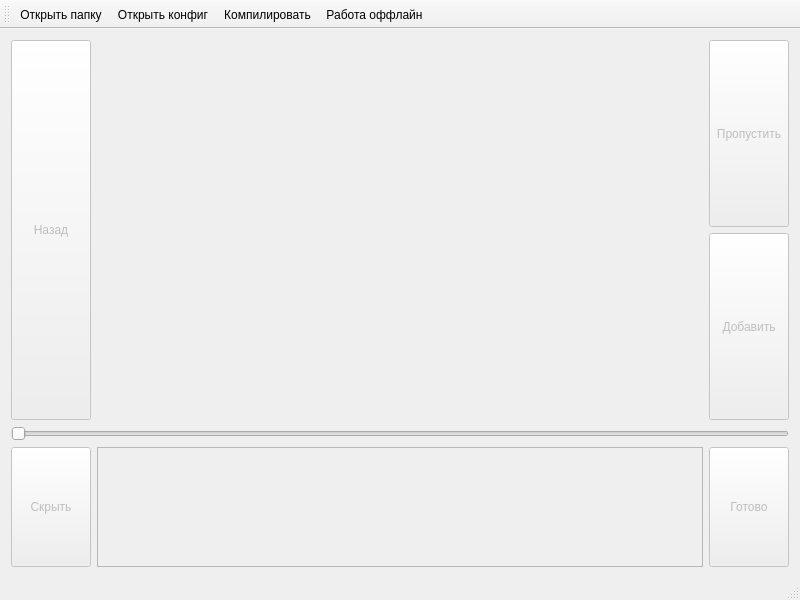
This is mainwindow.ui in cool-palace/Screenshot-Manager as Qt 5 draws it before an edit. The edited form follows.
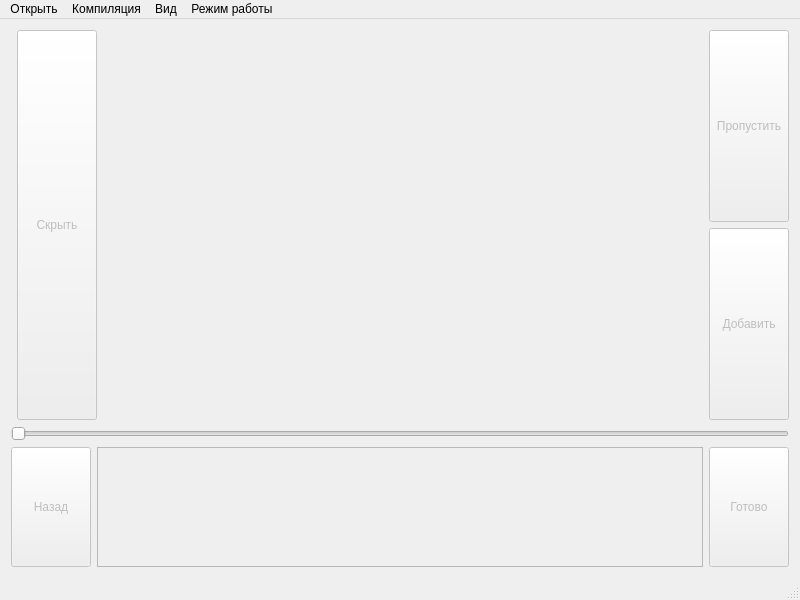
This is the edited form.

Commit message: Moved toolbar actions into menu bar Fixed a bug with filtration message

What changed in the file:
```diff
--- a/mainwindow.ui
+++ b/mainwindow.ui
@@ -15,7 +15,7 @@
   </property>
   <widget class="QWidget" name="centralWidget">
    <layout class="QGridLayout" name="gridLayout_3">
-    <item row="1" column="0">
+    <item row="2" column="0">
      <layout class="QVBoxLayout" name="verticalLayout">
       <item>
        <layout class="QHBoxLayout" name="horizontalLayout_2">
@@ -23,27 +23,18 @@
          <enum>QLayout::SetFixedSize</enum>
         </property>
         <item>
-         <widget class="QPushButton" name="make_private">
+         <widget class="QPushButton" name="back">
           <property name="enabled">
            <bool>false</bool>
           </property>
           <property name="sizePolicy">
-           <sizepolicy hsizetype="Minimum" vsizetype="Expanding">
+           <sizepolicy hsizetype="Maximum" vsizetype="Minimum">
             <horstretch>0</horstretch>
             <verstretch>0</verstretch>
            </sizepolicy>
           </property>
-          <property name="maximumSize">
-           <size>
-            <width>16777215</width>
-            <height>120</height>
-           </size>
-          </property>
           <property name="text">
-           <string>Скрыть</string>
-          </property>
-          <property name="checkable">
-           <bool>true</bool>
+           <string>Назад</string>
           </property>
          </widget>
         </item>
@@ -110,7 +101,7 @@
       </item>
      </layout>
     </item>
-    <item row="0" column="0">
+    <item row="1" column="0">
      <widget class="QStackedWidget" name="stackedWidget">
       <property name="currentIndex">
        <number>0</number>
@@ -134,23 +125,7 @@
         </property>
         <item row="0" column="0">
          <layout class="QGridLayout" name="grid">
-          <item row="0" column="0">
-           <widget class="QPushButton" name="back">
-            <property name="enabled">
-             <bool>false</bool>
-            </property>
-            <property name="sizePolicy">
-             <sizepolicy hsizetype="Fixed" vsizetype="Expanding">
-              <horstretch>0</horstretch>
-              <verstretch>0</verstretch>
-             </sizepolicy>
-            </property>
-            <property name="text">
-             <string>Назад</string>
-            </property>
-           </widget>
-          </item>
-          <item row="0" column="3">
+          <item row="1" column="4">
            <layout class="QVBoxLayout" name="verticalLayout_2">
             <item>
              <widget class="QPushButton" name="skip">
@@ -186,23 +161,7 @@
             </item>
            </layout>
           </item>
-          <item row="0" column="1">
-           <widget class="QLabel" name="image">
-            <property name="sizePolicy">
-             <sizepolicy hsizetype="Expanding" vsizetype="Expanding">
-              <horstretch>0</horstretch>
-              <verstretch>0</verstretch>
-             </sizepolicy>
-            </property>
-            <property name="text">
-             <string/>
-            </property>
-            <property name="alignment">
-             <set>Qt::AlignCenter</set>
-            </property>
-           </widget>
-          </item>
-          <item row="1" column="0" colspan="4">
+          <item row="2" column="0" colspan="5">
            <widget class="QSlider" name="slider">
             <property name="enabled">
              <bool>false</bool>
@@ -218,6 +177,51 @@
             </property>
            </widget>
           </item>
+          <item row="1" column="2">
+           <widget class="QLabel" name="image">
+            <property name="sizePolicy">
+             <sizepolicy hsizetype="Expanding" vsizetype="Expanding">
+              <horstretch>0</horstretch>
+              <verstretch>0</verstretch>
+             </sizepolicy>
+            </property>
+            <property name="text">
+             <string/>
+            </property>
+            <property name="alignment">
+             <set>Qt::AlignCenter</set>
+            </property>
+           </widget>
+          </item>
+          <item row="1" column="1">
+           <layout class="QVBoxLayout" name="verticalLayout_3">
+            <item>
+             <widget class="QPushButton" name="make_private">
+              <property name="enabled">
+               <bool>false</bool>
+              </property>
+              <property name="sizePolicy">
+               <sizepolicy hsizetype="Fixed" vsizetype="Minimum">
+                <horstretch>0</horstretch>
+                <verstretch>0</verstretch>
+               </sizepolicy>
+              </property>
+              <property name="maximumSize">
+               <size>
+                <width>16777215</width>
+                <height>16777215</height>
+               </size>
+              </property>
+              <property name="text">
+               <string>Скрыть</string>
+              </property>
+              <property name="checkable">
+               <bool>true</bool>
+              </property>
+             </widget>
+            </item>
+           </layout>
+          </item>
          </layout>
         </item>
        </layout>
@@ -243,23 +247,42 @@
      <x>0</x>
      <y>0</y>
      <width>800</width>
-     <height>21</height>
+     <height>20</height>
     </rect>
    </property>
+   <widget class="QMenu" name="menu">
+    <property name="title">
+     <string>Открыть</string>
+    </property>
+    <addaction name="open_folder"/>
+    <addaction name="open_config"/>
+   </widget>
+   <widget class="QMenu" name="menu_2">
+    <property name="title">
+     <string>Компиляция</string>
+    </property>
+    <addaction name="compile"/>
+   </widget>
+   <widget class="QMenu" name="menu_3">
+    <property name="title">
+     <string>Вид</string>
+    </property>
+    <addaction name="action"/>
+    <addaction name="action_2"/>
+    <addaction name="action_3"/>
+   </widget>
+   <widget class="QMenu" name="menu_4">
+    <property name="title">
+     <string>Режим работы</string>
+    </property>
+    <addaction name="offline"/>
+   </widget>
+   <addaction name="menu"/>
+   <addaction name="menu_2"/>
+   <addaction name="menu_3"/>
+   <addaction name="menu_4"/>
   </widget>
   <widget class="QStatusBar" name="statusBar"/>
-  <widget class="QToolBar" name="mainToolBar">
-   <attribute name="toolBarArea">
-    <enum>TopToolBarArea</enum>
-   </attribute>
-   <attribute name="toolBarBreak">
-    <bool>false</bool>
-   </attribute>
-   <addaction name="open_folder"/>
-   <addaction name="open_config"/>
-   <addaction name="compile"/>
-   <addaction name="offline"/>
-  </widget>
   <action name="open_folder">
    <property name="text">
     <string>Открыть папку</string>
```
Left out of the diff: 52 changed lines with no effect on the pictures. The commit also changes 1 other file.
